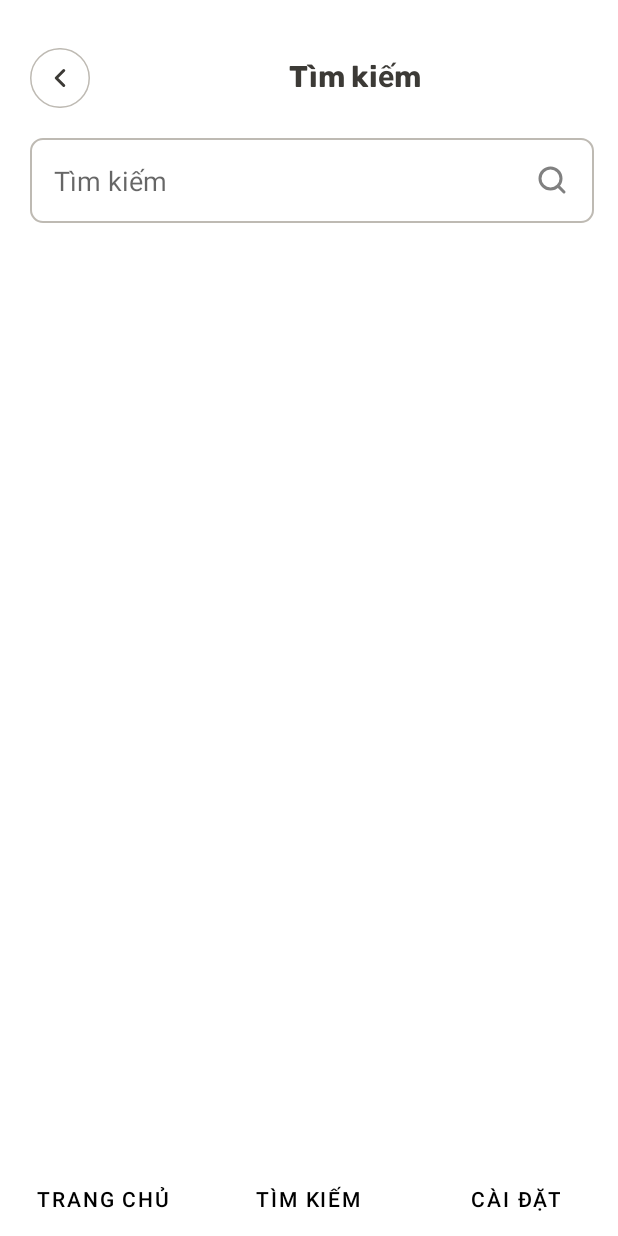
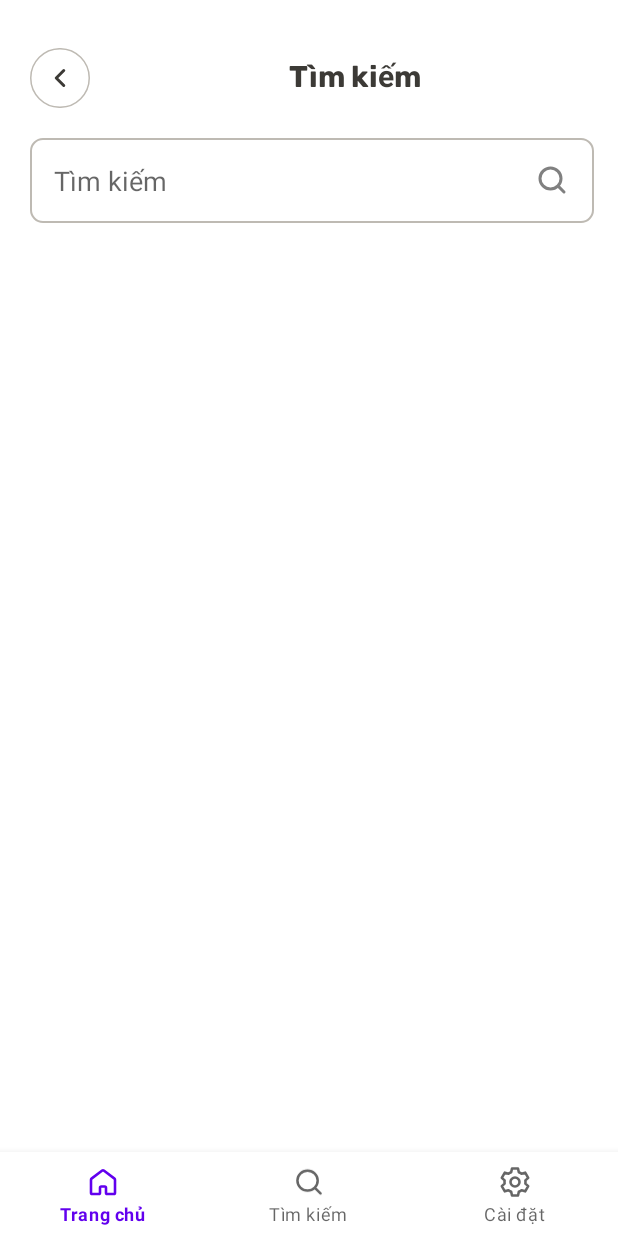
Before and after one commit to xdnuos/ThiBangLai, an Android app: the layout layout_tim_kiem.xml on its own in the app's theme, with its tools: preview values and no code run, on a phone screen of 412 x 824 dp. Run offline under Robolectric (Android 15) with nearby library versions, the phone set to English and light mode, and no system bars.

Commit message:
add code navigation

```diff
--- a/app/src/main/AndroidManifest.xml
+++ b/app/src/main/AndroidManifest.xml
@@ -21,7 +21,10 @@
             android:name=".ui.DetailLawActivity"
             android:exported="false" />
         <activity
-            android:name=".ui.QuestionActivity"
+            android:name=".ui.TimKiemActivity"
+            android:exported="false" />
+        <activity
+            android:name=".ui.MainActivity"
             android:exported="true">
             <intent-filter>
                 <action android:name="android.intent.action.MAIN" />
--- a/app/src/main/res/layout/layout_tim_kiem.xml
+++ b/app/src/main/res/layout/layout_tim_kiem.xml
@@ -17,31 +17,11 @@
         app:layout_constraintStart_toStartOf="parent"
         app:layout_constraintTop_toTopOf="parent" />
 
-    <com.google.android.material.tabs.TabLayout
-        android:id="@+id/tabLayout"
+    <com.google.android.material.bottomnavigation.BottomNavigationView
+        android:id="@+id/bottom_nav"
         android:layout_width="match_parent"
-        android:layout_height="50dp"
-        app:tabTextColor="@color/black"
-        app:tabIconTint="@color/black"
-        app:tabSelectedTextColor="@color/black"
-        app:tabIndicatorHeight="0dp"
+        android:layout_height="wrap_content"
         app:layout_constraintBottom_toBottomOf="parent"
-        app:layout_constraintEnd_toEndOf="parent"
-        app:layout_constraintStart_toStartOf="parent">
-
-        <com.google.android.material.tabs.TabItem
-            android:layout_width="wrap_content"
-            android:layout_height="wrap_content"
-            android:text="Trang chủ" />
-
-        <com.google.android.material.tabs.TabItem
-            android:layout_width="wrap_content"
-            android:layout_height="wrap_content"
-            android:text="Tìm kiếm" />
-
-        <com.google.android.material.tabs.TabItem
-            android:layout_width="wrap_content"
-            android:layout_height="wrap_content"
-            android:text="Cài đặt" />
-    </com.google.android.material.tabs.TabLayout>
+        app:layout_constraintStart_toStartOf="parent"
+        app:menu="@menu/bottom_nav" />
 </androidx.constraintlayout.widget.ConstraintLayout>
--- a/app/src/main/res/menu/bottom_nav.xml
+++ b/app/src/main/res/menu/bottom_nav.xml
@@ -1,9 +1,12 @@
 <?xml version="1.0" encoding="utf-8"?>
 <menu xmlns:android="http://schemas.android.com/apk/res/android">
     <item android:title="Trang chủ"
+        android:id="@+id/home"
         android:icon="@drawable/ic_home_ico"/>
     <item android:title="Tìm kiếm"
+        android:id="@+id/search"
         android:icon="@drawable/ic_search_ico"/>
     <item android:title="Cài đặt"
+        android:id="@+id/settings"
         android:icon="@drawable/ic_settings_ico"/>
 </menu>
```
Also changed, not shown: app/src/main/java/com/example/thibanglai/ui/MainActivity.java (+28 -1 lines), app/src/main/java/com/example/thibanglai/ui/TimKiemActivity.java (+25 -10 lines), app/src/main/res/layout/tim_kiem.xml (deleted, +0 -116 lines).
